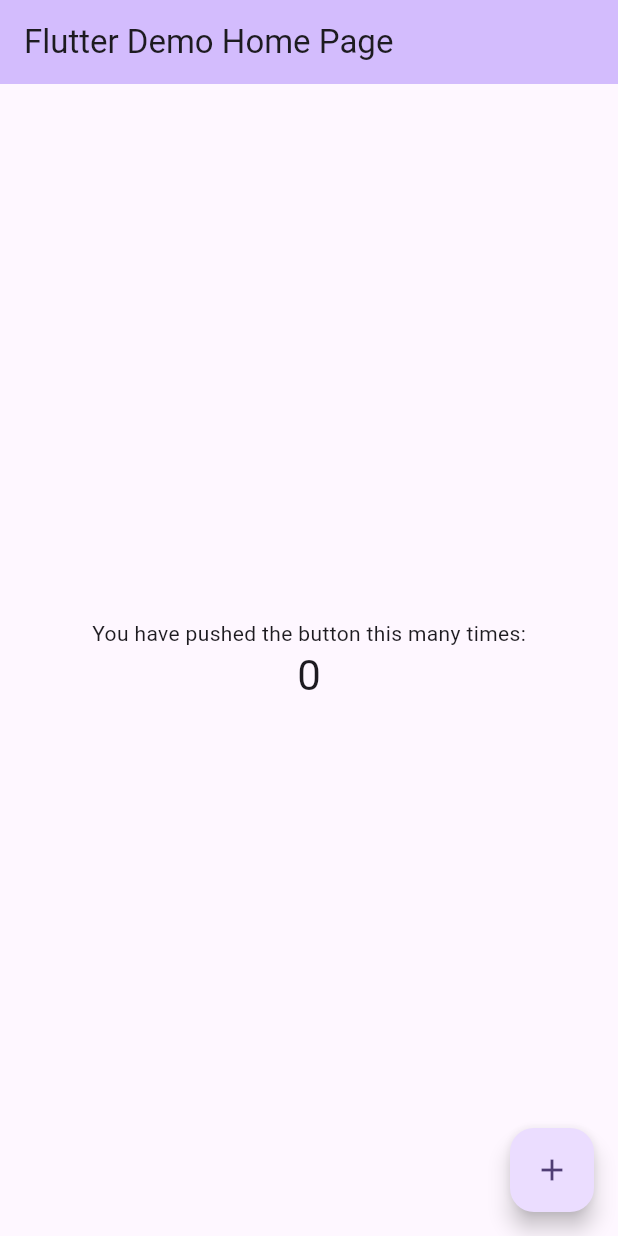
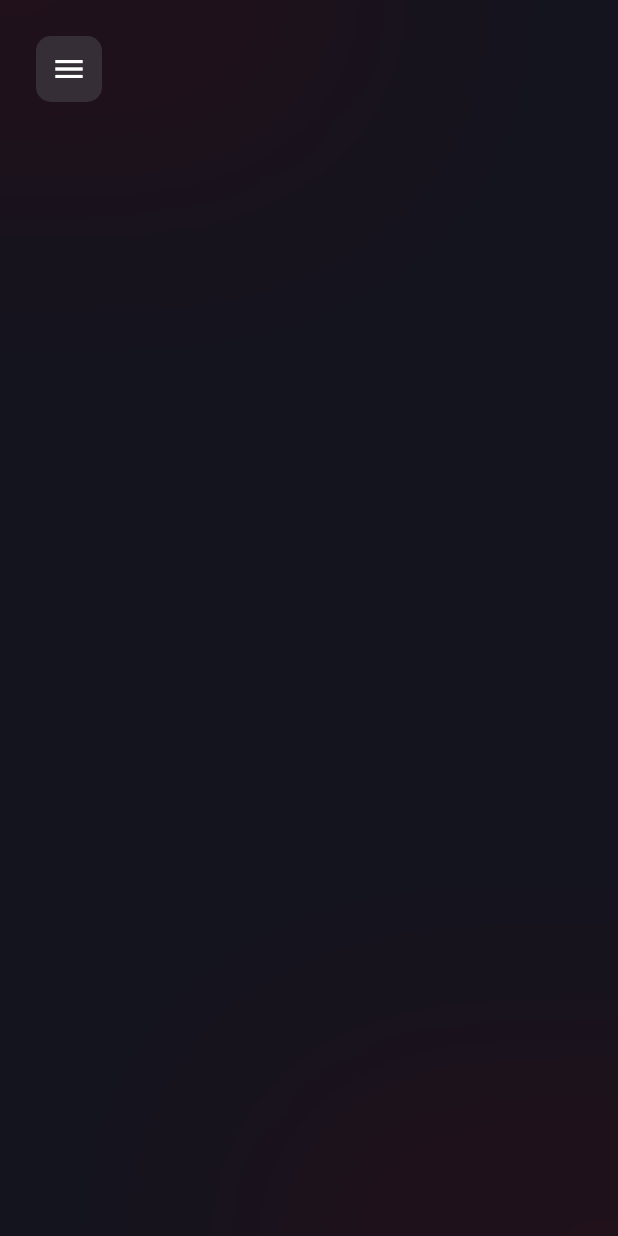
Before and after one commit to hadip123/xdrive-player, a Flutter app: the screen it shows after launch, on a phone screen of 412 x 824 dp. Run offline on Flutter 3.47's test engine with Material 3 defaults, Android fonts, the phone set to English and light mode, and no system bars.

Commit message:
Circle bubble blur background create

```diff
--- a/lib/app.dart
+++ b/lib/app.dart
@@ -1,4 +1,5 @@
 import 'package:flutter/material.dart';
+import 'package:xdrive/pages/library_page.dart';
 
 class XDriveApp extends StatefulWidget {
   const XDriveApp({super.key});
@@ -10,6 +11,8 @@ class XDriveApp extends StatefulWidget {
 class _XDriveAppState extends State<XDriveApp> {
   @override
   Widget build(BuildContext context) {
-    return MaterialApp(home: LibraryPage());
+    return MaterialApp(
+        theme: ThemeData(colorScheme: const ColorScheme.dark()),
+        home: const LibraryPage());
   }
 }
--- /dev/null
+++ b/lib/components/bubbles_scaffold.dart
@@ -0,0 +1,49 @@
+import 'dart:ui';
+
+import 'package:flutter/material.dart';
+import 'package:xdrive/utilities/color.dart';
+
+class BubbleScaffold extends StatelessWidget {
+  const BubbleScaffold({
+    super.key,
+    this.child,
+  });
+
+  final Widget? child;
+
+  @override
+  Widget build(BuildContext context) {
+    Size size = MediaQuery.of(context).size;
+    return Stack(
+    children: [
+        Positioned(
+          top: -1 * size.width / 3,
+          left: 0,
+          child: Container(
+              decoration: BoxDecoration(color: getRandomColor().withOpacity(0.8), shape: BoxShape.circle),
+              width: size.width / 1.7,
+              height: size.width / 1.7
+          ),
+        ),
+        Positioned(
+          bottom: -1 * size.width / 3,
+          right: 0,
+          child: Container(
+              decoration: BoxDecoration(color: getRandomColor().withOpacity(0.8), shape: BoxShape.circle),
+              width: size.width / 1.7,
+              height: size.width / 1.7
+          ),
+        ),
+        BackdropFilter(
+          filter: ImageFilter.blur(sigmaX: 100, sigmaY: 100),
+          child: Container(
+              width: size.width,
+              height: size.height,
+              decoration: BoxDecoration(color: Colors.indigo[900]?.withOpacity(0.11)),
+              child: child,
+          ),
+        ),
+    ]
+      );
+  }
+}
--- a/lib/main.dart
+++ b/lib/main.dart
@@ -1,125 +1,6 @@
 import 'package:flutter/material.dart';
+import 'package:xdrive/app.dart';
 
 void main() {
-  runApp(const MyApp());
+  runApp(const XDriveApp());
 }
-
-class MyApp extends StatelessWidget {
-  const MyApp({super.key});
-
-  // This widget is the root of your application.
-  @override
-  Widget build(BuildContext context) {
-    return MaterialApp(
-      title: 'Flutter Demo',
-      theme: ThemeData(
-        // This is the theme of your application.
-        //
-        // TRY THIS: Try running your application with "flutter run". You'll see
-        // the application has a purple toolbar. Then, without quitting the app,
-        // try changing the seedColor in the colorScheme below to Colors.green
-        // and then invoke "hot reload" (save your changes or press the "hot
-        // reload" button in a Flutter-supported IDE, or press "r" if you used
-        // the command line to start the app).
-        //
-        // Notice that the counter didn't reset back to zero; the application
-        // state is not lost during the reload. To reset the state, use hot
-        // restart instead.
-        //
-        // This works for code too, not just values: Most code changes can be
-        // tested with just a hot reload.
-        colorScheme: ColorScheme.fromSeed(seedColor: Colors.deepPurple),
-        useMaterial3: true,
-      ),
-      home: const MyHomePage(title: 'Flutter Demo Home Page'),
-    );
-  }
-}
-
-class MyHomePage extends StatefulWidget {
-  const MyHomePage({super.key, required this.title});
-
-  // This widget is the home page of your application. It is stateful, meaning
-  // that it has a State object (defined below) that contains fields that affect
-  // how it looks.
-
-  // This class is the configuration for the state. It holds the values (in this
-  // case the title) provided by the parent (in this case the App widget) and
-  // used by the build method of the State. Fields in a Widget subclass are
-  // always marked "final".
-
-  final String title;
-
-  @override
-  State<MyHomePage> createState() => _MyHomePageState();
-}
-
-class _MyHomePageState extends State<MyHomePage> {
-  int _counter = 0;
-
-  void _incrementCounter() {
-    setState(() {
-      // This call to setState tells the Flutter framework that something has
-      // changed in this State, which causes it to rerun the build method below
-      // so that the display can reflect the updated values. If we changed
-      // _counter without calling setState(), then the build method would not be
-      // called again, and so nothing would appear to happen.
-      _counter++;
-    });
-  }
-
-  @override
-  Widget build(BuildContext context) {
-    // This method is rerun every time setState is called, for instance as done
-    // by the _incrementCounter method above.
-    //
-    // The Flutter framework has been optimized to make rerunning build methods
-    // fast, so that you can just rebuild anything that needs updating rather
-    // than having to individually change instances of widgets.
-    return Scaffold(
-      appBar: AppBar(
-        // TRY THIS: Try changing the color here to a specific color (to
-        // Colors.amber, perhaps?) and trigger a hot reload to see the AppBar
-        // change color while the other colors stay the same.
-        backgroundColor: Theme.of(context).colorScheme.inversePrimary,
-        // Here we take the value from the MyHomePage object that was created by
-        // the App.build method, and use it to set our appbar title.
-        title: Text(widget.title),
-      ),
-      body: Center(
-        // Center is a layout widget. It takes a single child and positions it
-        // in the middle of the parent.
-        child: Column(
-          // Column is also a layout widget. It takes a list of children and
-          // arranges them vertically. By default, it sizes itself to fit its
-          // children horizontally, and tries to be as tall as its parent.
-          //
-          // Column has various properties to control how it sizes itself and
-          // how it positions its children. Here we use mainAxisAlignment to
-          // center the children vertically; the main axis here is the vertical
-          // axis because Columns are vertical (the cross axis would be
-          // horizontal).
-          //
-          // TRY THIS: Invoke "debug painting" (choose the "Toggle Debug Paint"
-          // action in the IDE, or press "p" in the console), to see the
-          // wireframe for each widget.
-          mainAxisAlignment: MainAxisAlignment.center,
-          children: <Widget>[
-            const Text(
-              'You have pushed the button this many times:',
-            ),
-            Text(
-              '$_counter',
-              style: Theme.of(context).textTheme.headlineMedium,
-            ),
-          ],
-        ),
-      ),
-      floatingActionButton: FloatingActionButton(
-        onPressed: _incrementCounter,
-        tooltip: 'Increment',
-        child: const Icon(Icons.add),
-      ), // This trailing comma makes auto-formatting nicer for build methods.
-    );
-  }
-}
--- /dev/null
+++ b/lib/pages/library_page.dart
@@ -0,0 +1,51 @@
+
+import 'dart:ui';
+
+import 'package:flutter/material.dart';
+import 'package:xdrive/components/bubbles_scaffold.dart';
+
+class LibraryPage extends StatefulWidget {
+  const LibraryPage({super.key});
+
+  @override
+  State<LibraryPage> createState() => _LibraryPageState();
+}
+
+class _LibraryPageState extends State<LibraryPage> {
+  @override
+  Widget build(BuildContext context) {
+      return Scaffold(body: SafeArea(child: buildPage(context)));
+  }
+
+  Widget buildPage(BuildContext context) {
+    return BubbleScaffold(
+        child: Padding(
+          padding: const EdgeInsets.all(24.0),
+          child: Column(
+              children: [
+                  buildAppBar(context),
+              ]
+          ),
+        )
+    );
+  }
+
+  Widget buildAppBar(BuildContext context) {
+      return Row(children: [buildMenuButton(), SizedBox(width: 10), ]);
+  }
+
+  Widget buildMenuButton() {
+    return InkWell(
+    onTap: () {},
+    child: ClipRRect(
+      borderRadius: BorderRadius.circular(10),
+      child: BackdropFilter(
+      filter: ImageFilter.blur(sigmaY: 100, sigmaX: 100),
+        child: Container(
+        padding: const EdgeInsets.all(10),
+        decoration: BoxDecoration(color: Colors.grey.withOpacity(0.2)),
+        child: Icon(Icons.menu)),
+      ),
+    ));
+  }
+}
--- /dev/null
+++ b/lib/utilities/color.dart
@@ -0,0 +1,5 @@
+import 'dart:math';
+
+import 'package:flutter/material.dart';
+
+Color getRandomColor() => Color.fromARGB(255, Random().nextInt(30) + 40, Random().nextInt(30), Random().nextInt(30));
```
Also changed, not shown: design_refrence.png (added).
